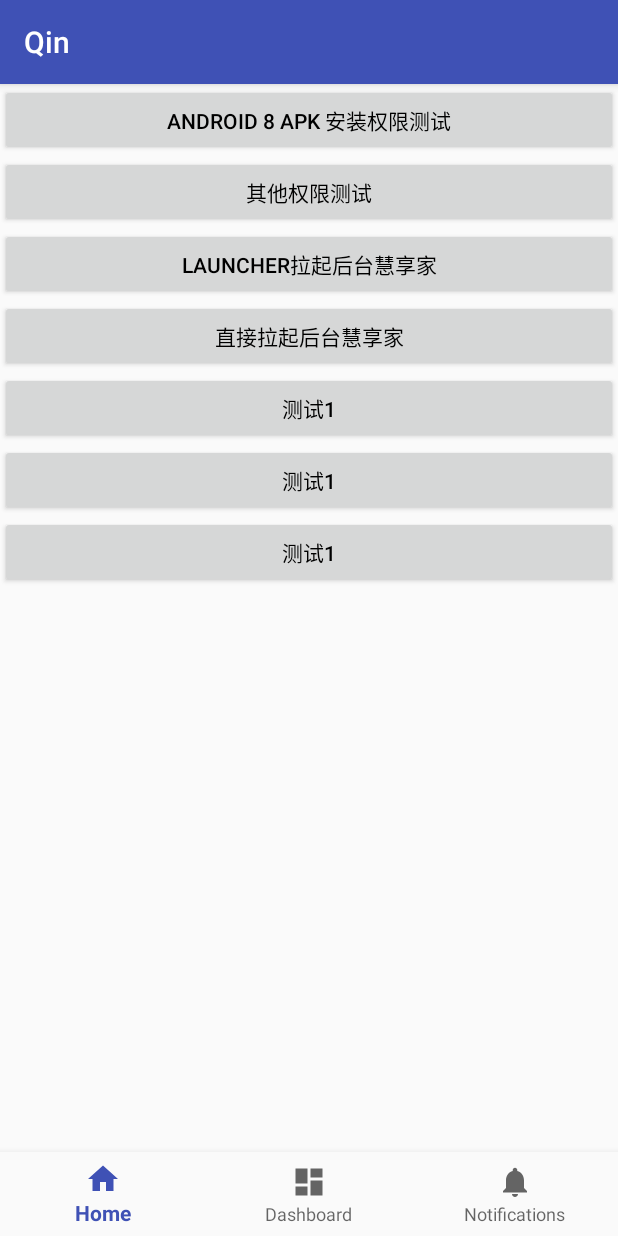
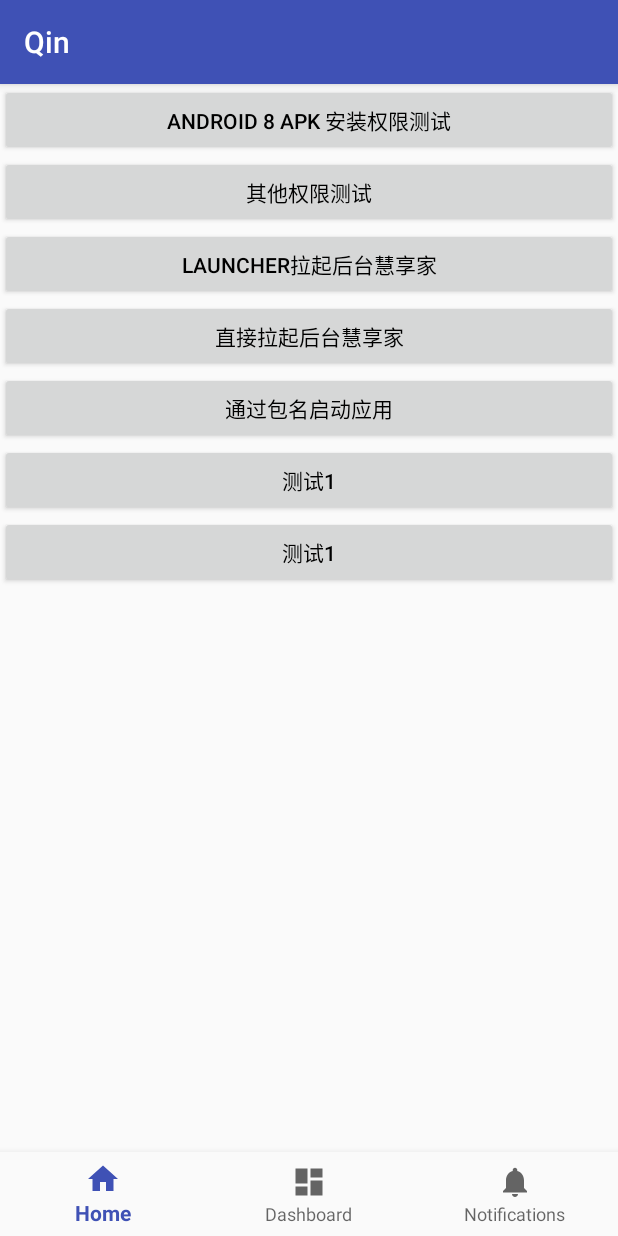
Before and after one commit to wyntonchin/QinUtil, an Android app: the screen it shows after launch (MainActivity), on a phone screen of 412 x 824 dp. Run offline under Robolectric (Android 15) with nearby library versions, the light colour scheme and no system bars; libraries missing offline, so code that uses them is left out: com.facebook.stetho, com.squareup.leakcanary; 2 statements that could not run were skipped.

Commit message:
上传包名启动应用

```diff
--- a/app/build.gradle
+++ b/app/build.gradle
@@ -5,7 +5,7 @@ android {
     compileSdkVersion 28
     defaultConfig {
         applicationId "com.android.qin"
-        minSdkVersion 23
+        minSdkVersion 22
         targetSdkVersion 28
         versionCode 1
         versionName "1.0"
--- a/app/src/main/res/layout/fragment_one.xml
+++ b/app/src/main/res/layout/fragment_one.xml
@@ -38,7 +38,7 @@
             android:id="@+id/test5"
             android:layout_width="match_parent"
             android:layout_height="match_parent"
-            android:text="测试1"
+            android:text="通过包名启动应用"
             android:textColor="@android:color/black"/>
         <Button
             android:id="@+id/test6"
```
Also changed, not shown: app/src/main/java/com/android/qin/OneFragment.java (+15 -0 lines).
